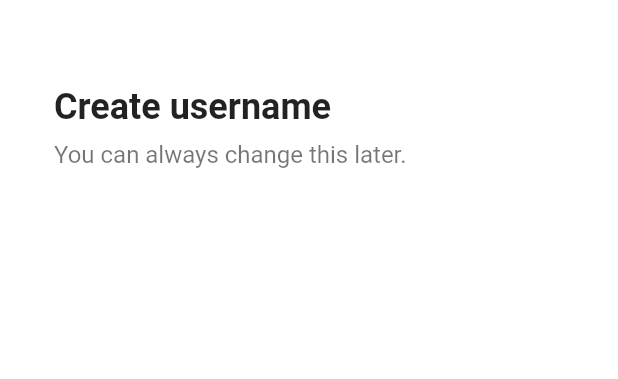
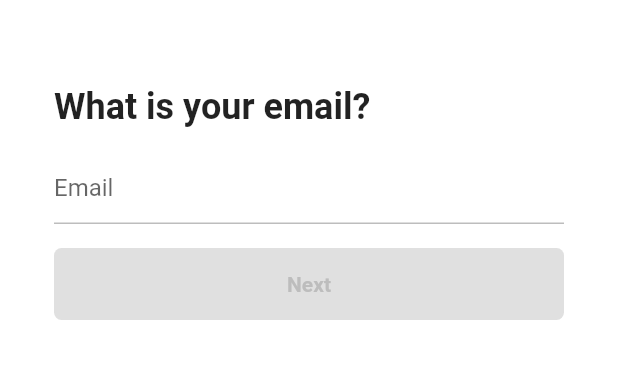
Before and after one commit to YennnyHan/tiktok_clone, a Flutter app: the EmailScreen screen opened directly, on a phone screen of 412 x 824 dp, the part 58-437 px from its top. Run offline on Flutter 3.47's test engine with Material 2 defaults, Android fonts, the phone set to English and light mode, and no system bars; our stand-ins replace font_awesome_flutter.

Commit message:
[feat] register page

```diff
--- a/lib/features/authentication/email_screen.dart
+++ b/lib/features/authentication/email_screen.dart
@@ -1,13 +1,64 @@
 import 'package:flutter/material.dart';
 import 'package:tiktok_clone/constants/gaps.dart';
 import 'package:tiktok_clone/constants/sizes.dart';
+import 'package:tiktok_clone/features/authentication/widgets/form_button.dart';
+import 'package:tiktok_clone/features/authentication/widgets/password_screen.dart';
 
-class EmailScreen extends StatelessWidget {
+class EmailScreen extends StatefulWidget {
   const EmailScreen({super.key});
 
   @override
+  State<EmailScreen> createState() => _EmailScreenState();
+}
+
+class _EmailScreenState extends State<EmailScreen> {
+  final TextEditingController _emailController = TextEditingController();
+  String _email = "";
+
+  @override
+  void initState() {
+    super.initState();
+    _emailController.addListener(() {
+      setState(() {
+        _email = _emailController.text;
+      });
+    });
+  }
+
+  @override
+  void dispose() {
+    _emailController.dispose();
+    super.dispose();
+  }
+
+  String? _isEmailValid() {
+    if (_email.isEmpty) return null;
+    final regExp = RegExp(
+        r"^[a-zA-Z0-9.a-zA-Z0-9.!#$%&'*+-/=?^_`{|}~]+@[a-zA-Z0-9]+\.[a-zA-Z]+");
+    if (!regExp.hasMatch(_email)) {
+      return "Email not valid";
+    }
+    return null;
+  }
+
+  void _onScaffoldTap() {
+    FocusScope.of(context).unfocus();
+  }
+
+  void _onSubmit() {
+    if (_email.isEmpty || _isEmailValid() != null) return;
+    Navigator.push(
+        context,
+        MaterialPageRoute(
+          builder: (context) => const PasswordScreen(),
+        ));
+  }
+
+  @override
   Widget build(BuildContext context) {
-    return Scaffold(
+    return GestureDetector(
+      onTap: _onScaffoldTap,
+      child: Scaffold(
         backgroundColor: Colors.white,
         appBar: AppBar(
           title: const Text(
@@ -20,24 +71,45 @@ class EmailScreen extends StatelessWidget {
           ),
           child: Column(
             crossAxisAlignment: CrossAxisAlignment.start,
-          children: const [
+            children: [
               Gaps.v40,
-            Text(
-              "Create username",
+              const Text(
+                "What is your email?",
                 style: TextStyle(
                   fontSize: Sizes.size24,
                   fontWeight: FontWeight.w700,
                 ),
               ),
-            Gaps.v8,
-            Text(
-              "You can always change this later.",
-              style: TextStyle(
-                fontSize: Sizes.size16,
-                color: Colors.black54,
+              Gaps.v16,
+              TextField(
+                controller: _emailController,
+                cursorColor: Theme.of(context).primaryColor,
+                keyboardType: TextInputType.emailAddress,
+                onEditingComplete: _onSubmit,
+                autocorrect: false,
+                decoration: InputDecoration(
+                  hintText: "Email",
+                  errorText: _isEmailValid(),
+                  enabledBorder: UnderlineInputBorder(
+                    borderSide: BorderSide(
+                      color: Colors.grey.shade400,
                     ),
                   ),
+                  focusedBorder: UnderlineInputBorder(
+                    borderSide: BorderSide(
+                      color: Colors.grey.shade400,
+                    ),
+                  ),
+                ),
+              ),
+              Gaps.v16,
+              GestureDetector(
+                onTap: _onSubmit,
+                child: FormButton(
+                    disabled: _email.isEmpty || _isEmailValid() != null),
+              ),
             ],
+          ),
         ),
       ),
     );
--- a/lib/features/authentication/sign_up_screen.dart
+++ b/lib/features/authentication/sign_up_screen.dart
@@ -1,11 +1,11 @@
 import 'package:flutter/material.dart';
 import 'package:font_awesome_flutter/font_awesome_flutter.dart';
 import 'package:tiktok_clone/constants/gaps.dart';
-import 'package:tiktok_clone/features/authentication/email_screen.dart';
 import 'package:tiktok_clone/features/authentication/log_in_screen.dart';
 import 'package:tiktok_clone/features/authentication/widgets/auth_button.dart';
 
 import '../../constants/sizes.dart';
+import 'username_screen.dart';
 
 class SignUpScreen extends StatelessWidget {
   const SignUpScreen({super.key});
@@ -18,7 +18,7 @@ class SignUpScreen extends StatelessWidget {
 
   void _onEmailTap(BuildContext context) {
     Navigator.of(context).push(MaterialPageRoute(
-      builder: (context) => const EmailScreen(),
+      builder: (context) => const UsernameScreen(),
     ));
   }
 
--- /dev/null
+++ b/lib/features/authentication/widgets/form_button.dart
@@ -0,0 +1,46 @@
+import 'package:flutter/material.dart';
+import 'package:tiktok_clone/constants/sizes.dart';
+
+class FormButton extends StatelessWidget {
+  const FormButton({
+    super.key,
+    required this.disabled,
+  });
+
+  final bool disabled;
+
+  @override
+  Widget build(BuildContext context) {
+    return FractionallySizedBox(
+      widthFactor: 1,
+      child: AnimatedContainer(
+        duration: const Duration(
+          milliseconds: 300,
+        ),
+        padding: const EdgeInsets.symmetric(
+          vertical: Sizes.size16,
+        ),
+        decoration: BoxDecoration(
+          borderRadius: BorderRadius.circular(
+            Sizes.size5,
+          ),
+          color:
+              disabled ? Colors.grey.shade300 : Theme.of(context).primaryColor,
+        ),
+        child: AnimatedDefaultTextStyle(
+          duration: const Duration(
+            milliseconds: 300,
+          ),
+          style: TextStyle(
+            color: disabled ? Colors.grey.shade400 : Colors.white,
+            fontWeight: FontWeight.w600,
+          ),
+          child: const Text(
+            "Next",
+            textAlign: TextAlign.center,
+          ),
+        ),
+      ),
+    );
+  }
+}
```
Also changed, not shown: lib/features/authentication/username_screen.dart (+112 -0 lines), lib/features/authentication/widgets/password_screen.dart (added, +10 -0 lines). Lines whose indentation alone changed are shown as unchanged.
